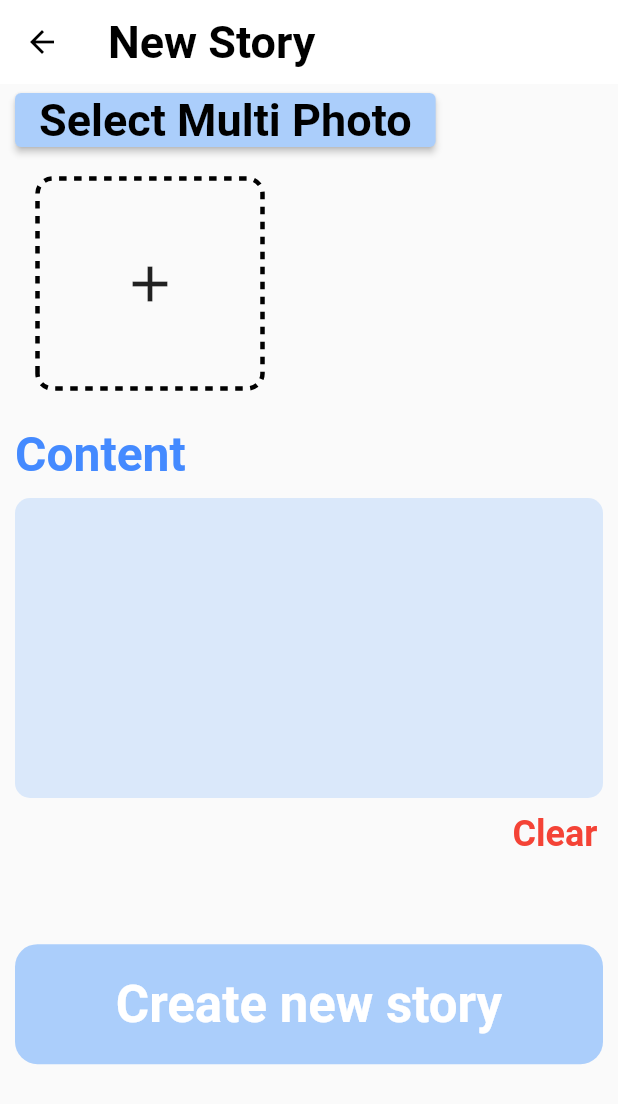
After one commit to whatsthelunchmenu/Ae-stagram-app, a Flutter app: the NewStory screen opened by its route, on a phone screen of 412 x 824 dp. The commit adds this screen. Shown: the top 1104 px of the screen. Run offline on Flutter 3.47's test engine with Material 2 defaults, Android fonts, the phone set to English and light mode, and no system bars; our stand-ins replace carousel_slider, dio, dotted_decoration, firebase_auth, firebase_core, flutter_easyloading and 8 more; accounts and stored records are empty; network calls fail.

Commit message:
각 위젯별 컴포넌트 파일 분리

```diff
--- a/lib/app/controller/controllers.dart
+++ b/lib/app/controller/controllers.dart
@@ -1,3 +1,5 @@
 export 'package:ae_stagram_app/app/controller/home/home_controller.dart';
 export 'package:ae_stagram_app/app/controller/root_controller.dart';
 export 'package:ae_stagram_app/app/controller/logger/logger_controller.dart';
+export 'package:ae_stagram_app/app/controller/new_story/new_story_controller.dart';
+export 'package:ae_stagram_app/app/controller/auth/auth_controller.dart';
--- a/lib/app/route/app_pages.dart
+++ b/lib/app/route/app_pages.dart
@@ -13,6 +13,7 @@ class AppPages {
     GetPage(
       name: Routes.HOME,
       page: () => Home(),
+      transition: Transition.fade,
     ),
     GetPage(
       name: Routes.MYPAGE,
--- /dev/null
+++ b/lib/app/ui/android/home/components/components.dart
@@ -0,0 +1,7 @@
+export './animated_button_icon.dart';
+export './delete_dialog.dart';
+export './drawer.dart';
+export './story_card.dart';
+export './story_card_bottom_texts.dart';
+export './story_card_empty.dart';
+export './story_swipe.dart';
--- a/lib/app/ui/android/home/components/delete_dialog.dart
+++ b/lib/app/ui/android/home/components/delete_dialog.dart
@@ -1,4 +1,5 @@
-import 'package:ae_stagram_app/app/controller/home/home_controller.dart';
+import 'package:ae_stagram_app/app/controller/controllers.dart'
+    show HomeController;
 import 'package:flutter/material.dart';
 import 'package:get/get.dart';
 
--- a/lib/app/ui/android/home/components/drawer.dart
+++ b/lib/app/ui/android/home/components/drawer.dart
@@ -1,4 +1,5 @@
-import 'package:ae_stagram_app/app/controller/auth/auth_controller.dart';
+import 'package:ae_stagram_app/app/controller/controllers.dart'
+    show AuthController;
 import 'package:ae_stagram_app/app/ui/theme/app_colors.dart';
 import 'package:flutter/material.dart';
 
--- a/lib/app/ui/android/home/components/story_card_bottom_texts.dart
+++ b/lib/app/ui/android/home/components/story_card_bottom_texts.dart
@@ -1,6 +1,6 @@
 import 'package:ae_stagram_app/app/data/model/home/feed_info.dart';
 import 'package:ae_stagram_app/app/route/app_pages.dart';
-import 'package:ae_stagram_app/app/ui/android/detail/comment_detail.dart';
+import 'package:ae_stagram_app/app/ui/android/pages.dart' show CommentDetail;
 import 'package:flutter/material.dart';
 import 'package:readmore/readmore.dart';
 import 'package:get/get.dart';
--- a/lib/app/ui/android/home/home.dart
+++ b/lib/app/ui/android/home/home.dart
@@ -1,6 +1,6 @@
-import 'package:ae_stagram_app/app/controller/controllers.dart';
-import 'package:ae_stagram_app/app/ui/android/home/components/drawer.dart';
-import 'package:ae_stagram_app/app/ui/android/home/components/story_swipe.dart';
+import './components/components.dart' show HomeDrawer, StorySwipe;
+import 'package:ae_stagram_app/app/controller/controllers.dart'
+    show HomeController;
 import 'package:ae_stagram_app/app/ui/theme/app_colors.dart';
 import 'package:ae_stagram_app/app/ui/theme/app_texts.dart';
 import 'package:flutter/material.dart';
--- /dev/null
+++ b/lib/app/ui/android/new_story/components/components.dart
@@ -0,0 +1,4 @@
+export './content_write_board.dart';
+export './create_button.dart';
+export './new_story_body.dart';
+export './upload_image_picker.dart';
--- a/lib/app/ui/android/new_story/components/content_write_board.dart
+++ b/lib/app/ui/android/new_story/components/content_write_board.dart
@@ -1,4 +1,5 @@
-import 'package:ae_stagram_app/app/controller/new_story/new_story_controller.dart';
+import 'package:ae_stagram_app/app/controller/controllers.dart'
+    show NewStoryController;
 import 'package:ae_stagram_app/app/ui/theme/app_colors.dart';
 import 'package:flutter/material.dart';
 import 'package:get/get.dart';
--- /dev/null
+++ b/lib/app/ui/android/new_story/components/create_button.dart
@@ -0,0 +1,47 @@
+import 'package:ae_stagram_app/app/controller/controllers.dart'
+    show HomeController, NewStoryController, RootController;
+import 'package:ae_stagram_app/app/ui/theme/app_colors.dart';
+import 'package:flutter/material.dart';
+import 'package:flutter_easyloading/flutter_easyloading.dart';
+import 'package:get/get_state_manager/get_state_manager.dart';
+import 'package:google_fonts/google_fonts.dart';
+
+class CreateButton extends GetWidget<NewStoryController> {
+  const CreateButton({Key? key}) : super(key: key);
+
+  @override
+  Widget build(BuildContext context) {
+    return InkWell(
+      child: Container(
+        margin: const EdgeInsets.only(bottom: 15),
+        height: 80,
+        width: double.infinity,
+        decoration: BoxDecoration(
+          borderRadius: BorderRadius.circular(15),
+          color: mainColor,
+        ),
+        child: Center(
+          child: Text(
+            "Create new story",
+            style: GoogleFonts.indieFlower(
+              color: Colors.white,
+              fontSize: 34,
+              fontWeight: FontWeight.bold,
+            ),
+          ),
+        ),
+      ),
+      onTap: () async {
+        EasyLoading.showProgress(0.5, status: "Create...");
+        await controller
+            .createStory(
+                controller.textController.value.text, controller.pickedImages)
+            .then((value) {
+          EasyLoading.dismiss();
+          RootController.to.tabController.jumpToTab(0);
+          HomeController.to.refresh();
+        });
+      },
+    );
+  }
+}
--- /dev/null
+++ b/lib/app/ui/android/new_story/components/new_story_body.dart
@@ -0,0 +1,32 @@
+import 'package:ae_stagram_app/app/controller/controllers.dart'
+    show NewStoryController;
+import 'components.dart'
+    show ContentWriteBoard, CreateButton, UploadImagePicker;
+import 'package:flutter/material.dart';
+import 'package:get/get.dart';
+
+class NewStoryBody extends GetWidget<NewStoryController> {
+  const NewStoryBody({
+    Key? key,
+  }) : super(key: key);
+
+  @override
+  Widget build(BuildContext context) {
+    return SingleChildScrollView(
+      physics: NeverScrollableScrollPhysics(),
+      child: Container(
+        padding: const EdgeInsets.symmetric(horizontal: 10),
+        child: Column(
+          mainAxisAlignment: MainAxisAlignment.end,
+          children: [
+            UploadImagePicker(),
+            SizedBox(height: 20),
+            ContentWriteBoard(),
+            SizedBox(height: Get.size.height * 0.06),
+            CreateButton(),
+          ],
+        ),
+      ),
+    );
+  }
+}
--- a/lib/app/ui/android/new_story/components/upload_image_picker.dart
+++ b/lib/app/ui/android/new_story/components/upload_image_picker.dart
@@ -1,4 +1,5 @@
-import 'package:ae_stagram_app/app/controller/new_story/new_story_controller.dart';
+import 'package:ae_stagram_app/app/controller/controllers.dart'
+    show NewStoryController;
 import 'package:ae_stagram_app/app/ui/theme/app_colors.dart';
 import 'package:ae_stagram_app/app/ui/theme/app_texts.dart';
 import 'package:dotted_decoration/dotted_decoration.dart';
```
Also changed, not shown: lib/app/ui/android/home/components/story_card.dart (+9 -5 lines), lib/app/ui/android/home/components/story_swipe.dart (+3 -4 lines), lib/app/ui/android/modify_story/modify_story.dart (+25 -2 lines), lib/app/ui/android/new_story/new_story.dart (+5 -58 lines).
